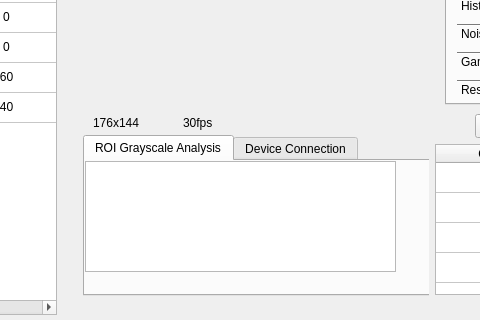
yuranxue272181/WPIMQP, file mainwindow.ui: the form before one commit; both pictures show x 144 to 624 and y 234 to 554 of the 800 by 554 pixel window.
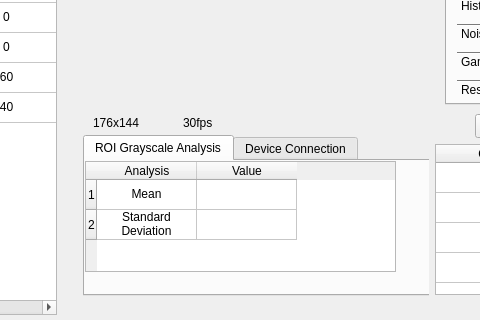
The form after the commit. The open tabs and pages were chosen to show the change.

Commit message: mean and sd done

```diff
--- a/mainwindow.ui
+++ b/mainwindow.ui
@@ -207,6 +207,44 @@
       <property name="editTriggers">
        <set>QAbstractItemView::EditTrigger::NoEditTriggers</set>
       </property>
+      <row/>
+      <row/>
+      <column>
+       <property name="text">
+        <string>Analysis</string>
+       </property>
+      </column>
+      <column>
+       <property name="text">
+        <string>Value</string>
+       </property>
+      </column>
+      <item row="0" column="0">
+       <property name="text">
+        <string>Mean</string>
+       </property>
+       <property name="textAlignment">
+        <set>AlignCenter</set>
+       </property>
+      </item>
+      <item row="0" column="1">
+       <property name="textAlignment">
+        <set>AlignCenter</set>
+       </property>
+      </item>
+      <item row="1" column="0">
+       <property name="text">
+        <string>Standard Deviation</string>
+       </property>
+       <property name="textAlignment">
+        <set>AlignCenter</set>
+       </property>
+      </item>
+      <item row="1" column="1">
+       <property name="textAlignment">
+        <set>AlignCenter</set>
+       </property>
+      </item>
      </widget>
     </widget>
     <widget class="QWidget" name="tab_5">
```
Left out of the diff: 26 changed lines with no effect on the pictures. The commit also changes 15 other files.
